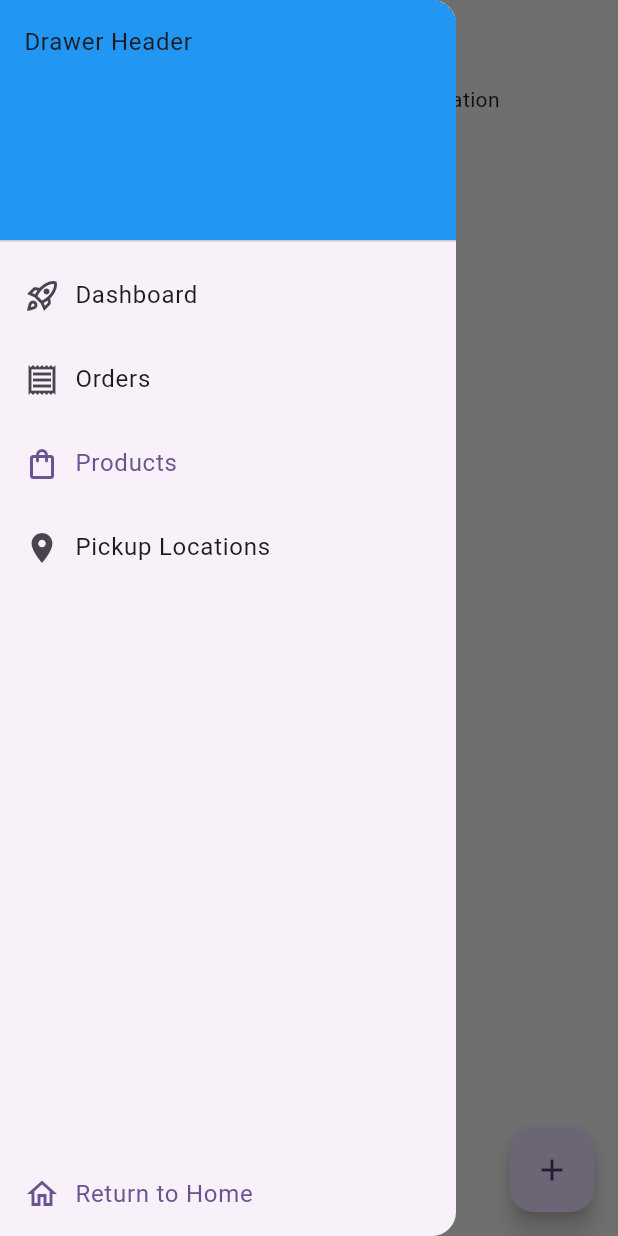
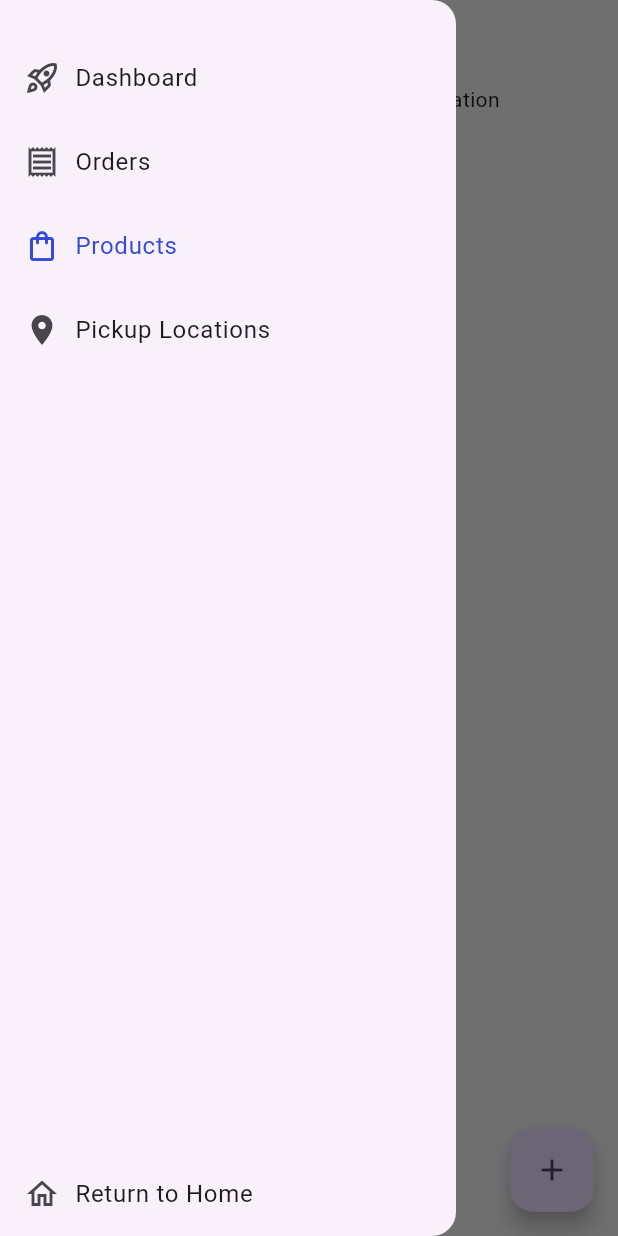
Before and after one commit to brentibanez331/clublly, a Flutter app: the OrganizationPage screen opened directly with empty values, with the side drawer open, on a phone screen of 412 x 824 dp. Run offline on Flutter 3.47's test engine with Material 3 defaults, Android fonts, the phone set to English and light mode, and no system bars; our stand-ins replace dotted_border, flutter_dotenv, google_sign_in, image_picker, supabase_flutter; accounts and stored records are empty; network calls fail; statements that could not run were skipped.

Commit message:
refactor: remove drawer header and comments

```diff
--- a/lib/views/pages/organization/organization_page.dart
+++ b/lib/views/pages/organization/organization_page.dart
@@ -1,5 +1,6 @@
 import 'package:clublly/models/organization.dart';
 import 'package:clublly/models/product_image.dart';
+import 'package:clublly/utils/colors.dart';
 import 'package:clublly/views/dashboard.dart';
 import 'package:clublly/views/pages/organization/organization_home_page.dart';
 import 'package:clublly/views/pages/organization/organization_locations.dart';
@@ -61,15 +62,8 @@ class _OrganizationPageState extends State<OrganizationPage> {
         ),
         drawer: Drawer(
           child: Column(
-            // padding: EdgeInsets.zero,
             children: [
-              SizedBox(
-                width: double.infinity,
-                child: const DrawerHeader(
-                  decoration: BoxDecoration(color: Colors.blue),
-                  child: Text('Drawer Header'),
-                ),
-              ),
+              SizedBox(height: 24),
               Expanded(
                 child: Column(
                   children: [
@@ -83,10 +77,9 @@ class _OrganizationPageState extends State<OrganizationPage> {
                         ],
                       ),
                       selected: _selectedIndex == 0,
+                      selectedColor: AppColors.secondary,
                       onTap: () {
-                        // Update the state of the app
                         _onItemTapped(0);
-                        // Then close the drawer
                         Navigator.pop(context);
                       },
                     ),
@@ -99,10 +92,9 @@ class _OrganizationPageState extends State<OrganizationPage> {
                         ],
                       ),
                       selected: _selectedIndex == 1,
+                      selectedColor: AppColors.secondary,
                       onTap: () {
-                        // Update the state of the app
                         _onItemTapped(1);
-                        // Then close the drawer
                         Navigator.pop(context);
                       },
                     ),
@@ -116,10 +108,9 @@ class _OrganizationPageState extends State<OrganizationPage> {
                         ],
                       ),
                       selected: _selectedIndex == 2,
+                      selectedColor: AppColors.secondary,
                       onTap: () {
-                        // Update the state of the app
                         _onItemTapped(2);
-                        // Then close the drawer
                         Navigator.pop(context);
                       },
                     ),
@@ -132,11 +123,10 @@ class _OrganizationPageState extends State<OrganizationPage> {
                           const Text('Pickup Locations'),
                         ],
                       ),
+                      selectedColor: AppColors.secondary,
                       selected: _selectedIndex == 3,
                       onTap: () {
-                        // Update the state of the app
                         _onItemTapped(3);
-                        // Then close the drawer
                         Navigator.pop(context);
                       },
                     ),
@@ -151,7 +141,6 @@ class _OrganizationPageState extends State<OrganizationPage> {
                     const Text('Return to Home'),
                   ],
                 ),
-                selected: _selectedIndex == 2,
                 onTap: () {
                   Navigator.pop(context);
                   Navigator.pop(context);
```
